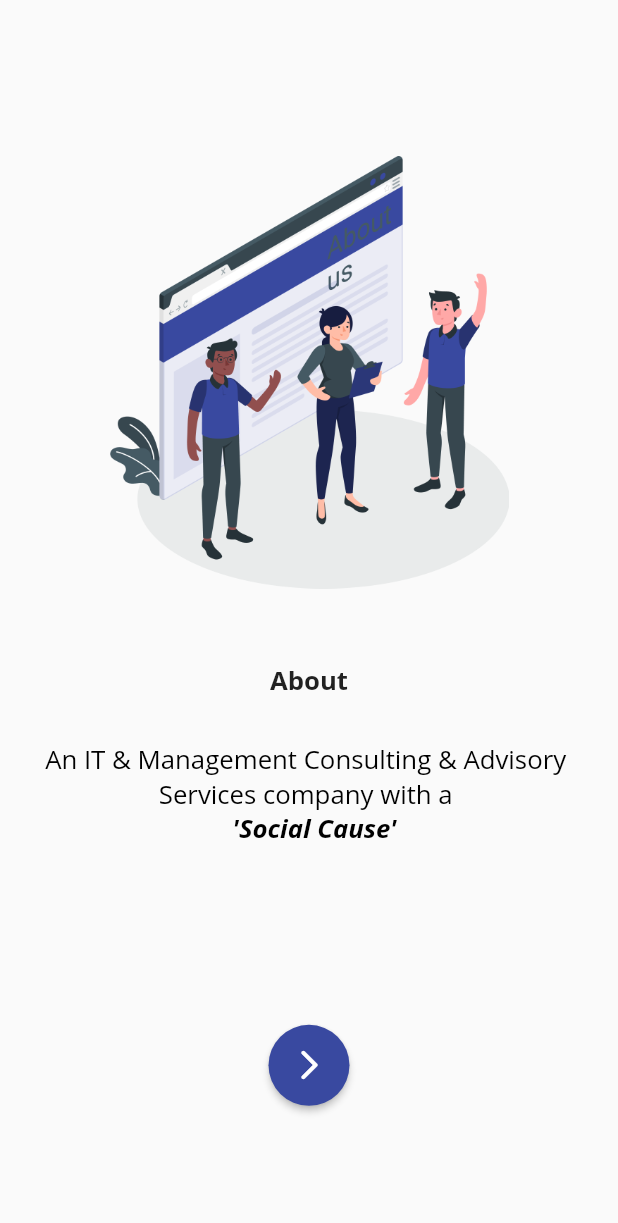
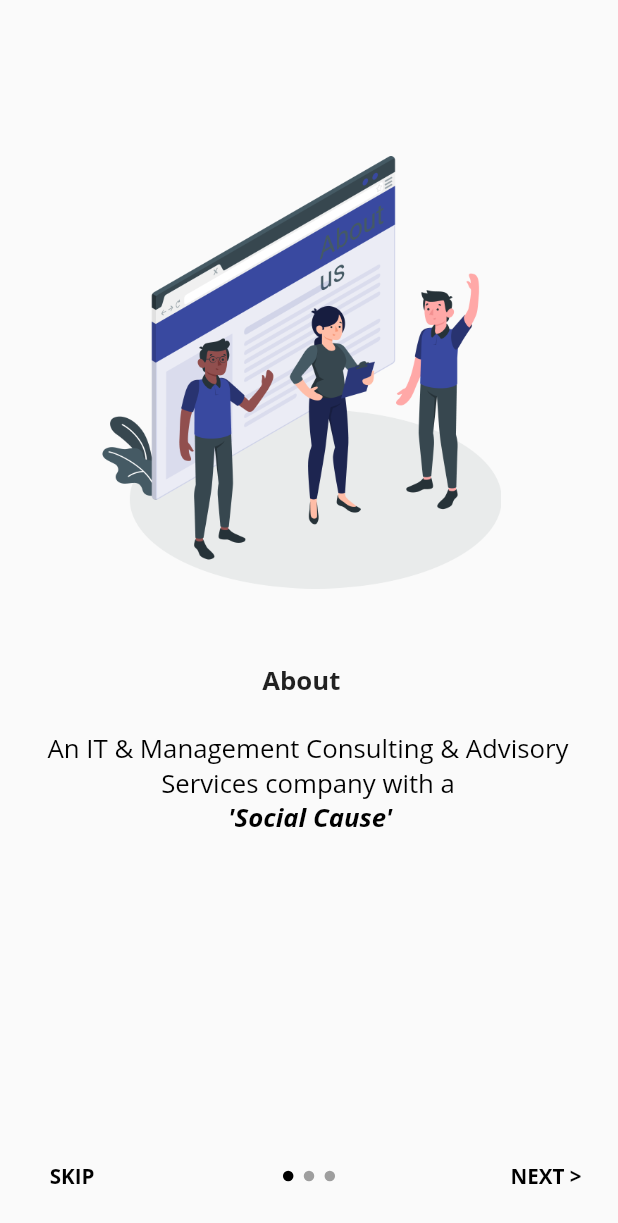
Before and after one commit to jayachandranmd/Hackathon2022-Appistics-Jayachandran-M-D, a Flutter app: the screen it shows after launch, on a phone screen of 412 x 824 dp. Shown: the top 1223 px of the screen. Run offline on Flutter 3.47's test engine with Material 2 defaults, Android fonts, the phone set to English and light mode, and no system bars; drawn by our look-alikes of introduction_screen; our stand-ins replace flutter_modular, flutter_screenutil.

Commit message:
Added skip, next, get started button and dotsindicator to onboarding pages with functionality

```diff
--- a/lib/ccpcapp.dart
+++ b/lib/ccpcapp.dart
@@ -1,4 +1,5 @@
 import 'package:flutter/material.dart';
+import 'package:flutter/services.dart';
 import 'package:flutter_screenutil/flutter_screenutil.dart';
 
 import './utils/app_theme.dart';
@@ -9,6 +10,10 @@ class CCPCApp extends StatelessWidget {
 
   @override
   Widget build(BuildContext context) {
+    SystemChrome.setPreferredOrientations([
+      DeviceOrientation.portraitUp,
+      DeviceOrientation.portraitDown,
+    ]);
     return ScreenUtilInit(
       builder: () {
         return MaterialApp(
--- /dev/null
+++ b/lib/screens/onboarding/onboarding.dart
@@ -0,0 +1,89 @@
+import 'package:ccpc/screens/auth/signup.dart';
+import 'package:ccpc/screens/onboarding/onboarding_page1.dart';
+import 'package:ccpc/screens/onboarding/onboarding_page2.dart';
+import 'package:flutter/material.dart';
+import 'package:flutter_screenutil/flutter_screenutil.dart';
+import 'package:introduction_screen/introduction_screen.dart';
+import 'package:ccpc/screens/onboarding/onboarding_page3.dart';
+
+class OnBoarding extends StatefulWidget {
+  const OnBoarding({Key? key}) : super(key: key);
+
+  @override
+  _OnBoardingState createState() => _OnBoardingState();
+}
+
+class _OnBoardingState extends State<OnBoarding> {
+  PageDecoration getPageDecoration() => PageDecoration(
+        titleTextStyle: TextStyle(
+            fontFamily: 'OpenSans-Hebrew',
+            fontWeight: FontWeight.bold,
+            fontSize: 15.sp),
+        bodyTextStyle: TextStyle(
+          fontSize: 15.sp,
+          fontFamily: 'OpenSans-Hebrew',
+        ),
+        descriptionPadding: const EdgeInsets.all(16).copyWith(bottom: 0),
+        imagePadding: const EdgeInsets.all(5),
+        pageColor: Colors.white,
+      );
+  void goToPage3(context) => Navigator.of(context).pushReplacement(
+        MaterialPageRoute(builder: (_) => const SignupPgae()),
+      );
+  PageController pageController = PageController();
+  @override
+  Widget build(BuildContext context) {
+    return MaterialApp(
+      debugShowCheckedModeBanner: false,
+      home: Scaffold(
+        backgroundColor: Colors.white,
+        body: IntroductionScreen(
+            animationDuration: 200,
+            rawPages: const [
+              OnboardingPage(),
+              OnboardingPage2(),
+              OnboardingPage3(),
+            ],
+            done: Text(
+              "DONE >",
+              style: TextStyle(
+                  fontSize: 12.sp,
+                  color: Colors.black,
+                  fontWeight: FontWeight.bold,
+                  fontFamily: "OpenSans-Hebrew"),
+            ),
+            next: Text(
+              "NEXT >",
+              style: TextStyle(
+                  color: Colors.black,
+                  fontSize: 12.sp,
+                  fontFamily: "OpenSans-Hebrew",
+                  fontWeight: FontWeight.bold),
+            ),
+            showSkipButton: true,
+            showDoneButton: false,
+            showNextButton: true,
+            skip: Text(
+              "SKIP",
+              style: TextStyle(
+                  color: Colors.black,
+                  fontFamily: "OpenSans-Hebrew",
+                  fontWeight: FontWeight.bold,
+                  fontSize: 12.sp),
+            ),
+            skipFlex: 0,
+            nextFlex: 0,
+            onDone: () => goToPage3(context),
+            dotsDecorator: DotsDecorator(
+                spacing: EdgeInsets.symmetric(horizontal: 3.w),
+                color: Colors.grey,
+                activeColor: Colors.black,
+                size: const Size(7, 7),
+                activeSize: const Size(7, 7),
+                activeShape: RoundedRectangleBorder(
+                  borderRadius: BorderRadius.circular(24),
+                ))),
+      ),
+    );
+  }
+}
--- a/lib/screens/onboarding/onboarding_page1.dart
+++ b/lib/screens/onboarding/onboarding_page1.dart
@@ -1,4 +1,3 @@
-import 'package:ccpc/screens/onboarding/onboarding_page2.dart';
 import 'package:flutter/material.dart';
 import 'package:flutter_screenutil/flutter_screenutil.dart';
 
@@ -35,20 +34,20 @@ class OnboardingPage extends StatelessWidget {
                   ),
                 ),
               ),
-              SizedBox(height: 29.h),
+              SizedBox(height: 22.h),
               Padding(
                 padding: EdgeInsets.symmetric(horizontal: 16.w),
                 child: RichText(
                   text: TextSpan(
                       text:
-                          "An IT & Management Consulting & Advisory \n                 Services company with a \n",
+                          "   An IT & Management Consulting & Advisory \n                    Services company with a \n",
                       style: TextStyle(
                           fontSize: 15.sp,
                           color: Colors.black,
                           fontFamily: 'OpenSans-Hebrew'),
                       children: <TextSpan>[
                         TextSpan(
-                          text: "                            'Social Cause'",
+                          text: "                              'Social Cause'",
                           style: TextStyle(
                               fontFamily: 'OpenSans-Hebrew',
                               fontSize: 15.sp,
@@ -59,23 +58,6 @@ class OnboardingPage extends StatelessWidget {
                       ]),
                 ),
               ),
-              SizedBox(height: 116.h),
-              Padding(
-                padding: EdgeInsets.symmetric(horizontal: 156.w),
-                child: ElevatedButton(
-                  onPressed: () {
-                    Navigator.push(
-                        context, FadeRoute(page: const OnboardingPage2()));
-                  },
-                  child: const Icon(Icons.arrow_forward_ios_rounded,
-                      color: Colors.white),
-                  style: ElevatedButton.styleFrom(
-                    shape: const CircleBorder(),
-                    padding: const EdgeInsets.all(15),
-                    primary: const Color.fromRGBO(57, 73, 160, 1),
-                  ),
-                ),
-              )
             ],
           ),
         ),
@@ -83,26 +65,3 @@ class OnboardingPage extends StatelessWidget {
     );
   }
 }
-
-class FadeRoute extends PageRouteBuilder {
-  final Widget page;
-  FadeRoute({required this.page})
-      : super(
-          pageBuilder: (
-            BuildContext context,
-            Animation<double> animation,
-            Animation<double> secondaryAnimation,
-          ) =>
-              page,
-          transitionsBuilder: (
-            BuildContext context,
-            Animation<double> animation,
-            Animation<double> secondaryAnimation,
-            Widget child,
-          ) =>
-              FadeTransition(
-            opacity: animation,
-            child: child,
-          ),
-        );
-}
--- a/lib/screens/onboarding/onboarding_page2.dart
+++ b/lib/screens/onboarding/onboarding_page2.dart
@@ -1,4 +1,3 @@
-import 'package:ccpc/screens/onboarding/onboarding_page3.dart';
 import 'package:flutter/material.dart';
 import 'package:flutter_screenutil/flutter_screenutil.dart';
 
@@ -23,7 +22,7 @@ class OnboardingPage2 extends StatelessWidget {
                   height: 280.h,
                 ),
               ),
-              SizedBox(height: 64.h),
+              SizedBox(height: 48.h),
               Padding(
                 padding: EdgeInsets.symmetric(horizontal: 153.w),
                 child: Text(
@@ -38,30 +37,13 @@ class OnboardingPage2 extends StatelessWidget {
               Padding(
                 padding: EdgeInsets.symmetric(horizontal: 29.w),
                 child: Text(
-                  "    Helping millions of students for free,\n to get them job/ start-up/ business-ready,\n in time, to save on their 'struggle time' to\n   get a relevant job after their graduation.",
+                  "Helping millions of students for free, to get \n     them job/ business-ready after their\n                            graduation.",
                   style: TextStyle(
                     fontSize: 15.sp,
                     fontFamily: 'OpenSans-Hebrew',
                   ),
                 ),
               ),
-              SizedBox(height: 71.h),
-              Padding(
-                padding: EdgeInsets.symmetric(horizontal: 156.w),
-                child: ElevatedButton(
-                  onPressed: () {
-                    Navigator.push(
-                        context, FadeRoute(page: const OnboardingPage3()));
-                  },
-                  child: const Icon(Icons.arrow_forward_ios_rounded,
-                      color: Colors.white),
-                  style: ElevatedButton.styleFrom(
-                    shape: const CircleBorder(),
-                    padding: const EdgeInsets.all(15),
-                    primary: const Color.fromRGBO(57, 73, 160, 1),
-                  ),
-                ),
-              )
             ],
           ),
         ),
@@ -69,26 +51,3 @@ class OnboardingPage2 extends StatelessWidget {
     );
   }
 }
-
-class FadeRoute extends PageRouteBuilder {
-  final Widget page;
-  FadeRoute({required this.page})
-      : super(
-          pageBuilder: (
-            BuildContext context,
-            Animation<double> animation,
-            Animation<double> secondaryAnimation,
-          ) =>
-              page,
-          transitionsBuilder: (
-            BuildContext context,
-            Animation<double> animation,
-            Animation<double> secondaryAnimation,
-            Widget child,
-          ) =>
-              FadeTransition(
-            opacity: animation,
-            child: child,
-          ),
-        );
-}
--- a/lib/utils/navigation.dart
+++ b/lib/utils/navigation.dart
@@ -1,10 +1,10 @@
 import 'package:flutter_modular/flutter_modular.dart';
-import '../screens/onboarding/onboarding_page1.dart';
+import '../screens/onboarding/onboarding.dart';
 
 class BaseNavigation extends Module {
   @override
   final List<ModularRoute> routes = [
     ChildRoute(Modular.initialRoute,
-        child: (context, args) => const OnboardingPage()),
+        child: (context, args) => const OnBoarding()),
   ];
 }
--- a/pubspec.yaml
+++ b/pubspec.yaml
@@ -11,6 +11,7 @@ environment:
 dependencies:
   build_runner: ^2.1.7
   cupertino_icons: ^1.0.2
+  dots_indicator: ^2.0.0
   flutter:
     sdk: flutter
   flutter_gen: ^4.1.5
@@ -19,7 +20,9 @@ dependencies:
   flutter_native_splash: ^2.0.2
   flutter_screenutil: ^5.2.0
   flutter_svg: ^1.0.3
+  introduction_screen: ^2.1.0
   sizer: ^2.0.15
+  smooth_page_indicator: ^1.0.0+2
 
 dev_dependencies:
   flutter_lints: ^1.0.0
```
Also changed, not shown: lib/screens/auth/signup.dart (added, +10 -0 lines), lib/screens/onboarding/onboarding_page3.dart (+25 -23 lines), assets/images/o3.png, pubspec.lock.
